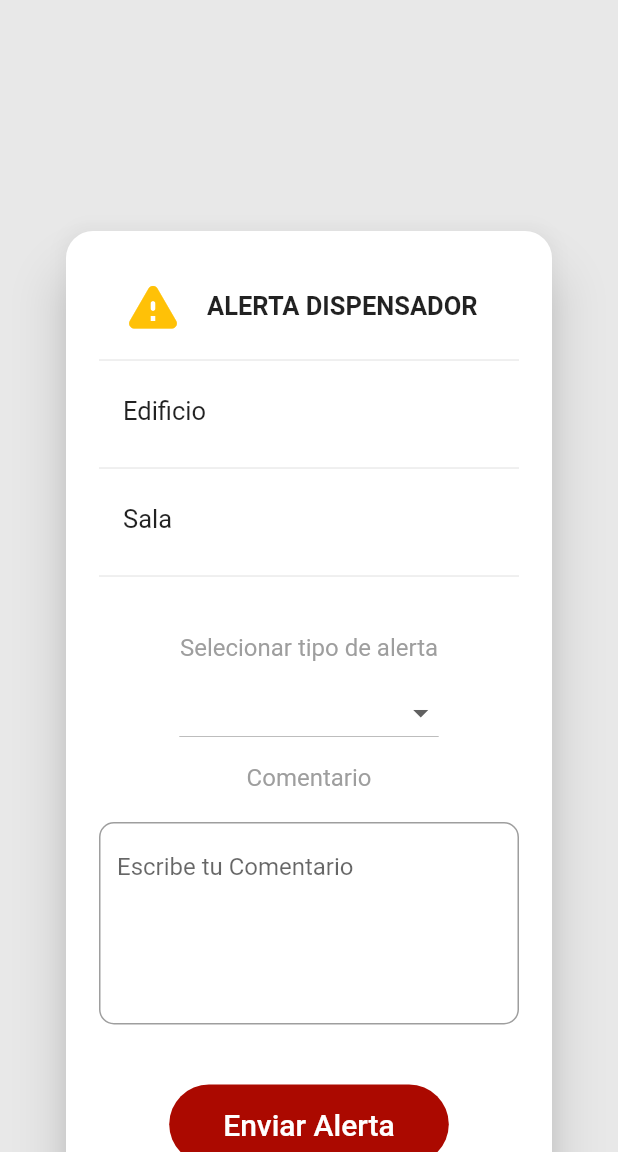
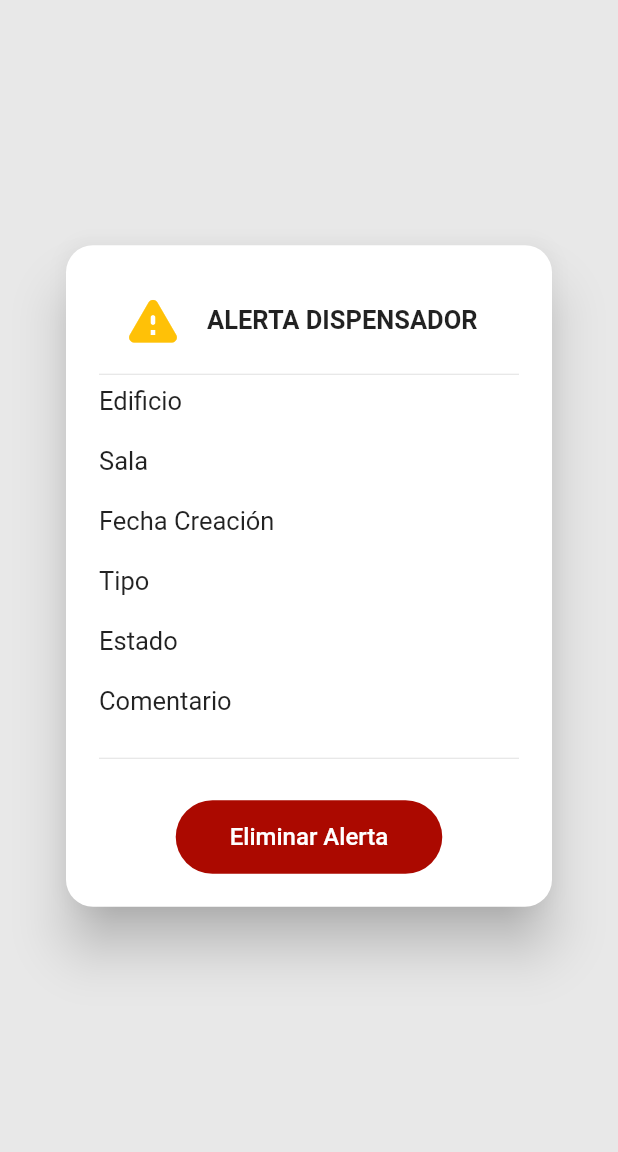
Before and after one commit to Thomasrb26/alcoholgel, a Flutter app: the _AlertaInfo screen opened directly with empty values, on a phone screen of 412 x 824 dp, the part 84-1236 px from its top. Run offline on Flutter 3.47's test engine with Material 2 defaults, Android fonts, the phone set to English and light mode, and no system bars; missing offline and left inert: barcode_scan; network calls fail.

Commit message:
Vista de Informacion alerta existente

```diff
--- a/lib/import.dart
+++ b/lib/import.dart
@@ -7,3 +7,4 @@ export 'package:flutter_application_1/screens/usuario/usuario.dart';
 export 'package:flutter_application_1/services/services.dart';
 export 'package:flutter_application_1/themes/app_theme.dart';
 export 'package:provider/provider.dart';
+import 'package:flutter_application_1/screens/usuario/alerta_info_existente.dart';
--- a/lib/main.dart
+++ b/lib/main.dart
@@ -1,5 +1,6 @@
 import 'package:flutter/material.dart';
 import 'package:flutter_application_1/import.dart';
+import 'package:flutter_application_1/screens/usuario/alerta_info_existente.dart';
 
 
 void main() {
@@ -43,6 +44,7 @@ class MyApp extends StatelessWidget {
         'loginUsuario': ((context) => const LoginUsuario()),
         'loginFun': ((context) => const LoginFuncionario()),
         'home':(context) => const MisAlertasScreen(),
+        'alertaExistente':(context) => const AlertaInfoExistenteScreen(),
       },
 
       );
--- a/lib/models/alerta.dart
+++ b/lib/models/alerta.dart
@@ -54,4 +54,15 @@ class Alertas {
     "sala": sala,
     "tipoAlerta": tipoAlerta,
   };
+
+  Alertas copia() => Alertas(
+    activa: activa,
+    comentario: comentario,
+    creadoPor: creadoPor,
+    edificio: edificio,
+    encargado: encargado,
+    estado: estado,
+    fechaCreacion: fechaCreacion,
+    sala: sala,
+    tipoAlerta: tipoAlerta);
 }
--- a/lib/providers/alerta_form_provider.dart
+++ b/lib/providers/alerta_form_provider.dart
@@ -4,7 +4,7 @@ import 'package:flutter_application_1/models/alerta.dart';
 class AlertaFormProvider extends ChangeNotifier {
 
   // Mantener referencia del formulario de alertas
-  GlobalKey<FormState> formKey = new GlobalKey<FormState>();
+  GlobalKey<FormState> formKey = GlobalKey<FormState>();
 
   //Instanciar una alerta
   Alertas alerta;
@@ -13,12 +13,12 @@ class AlertaFormProvider extends ChangeNotifier {
   AlertaFormProvider(this.alerta);
 
   bool isvalidForm() {
-    print(alerta.edificio);
-    print(alerta.sala);
-    print(alerta.fechaCreacion);
-    print(alerta.tipoAlerta);
-    print(alerta.comentario);
-    print(alerta.estado);
+    // print(alerta.edificio);
+    // print(alerta.sala);
+    // print(alerta.fechaCreacion);
+    // print(alerta.tipoAlerta);
+    // print(alerta.comentario);
+    // print(alerta.estado);
     return formKey.currentState?.validate() ?? false;
   }
 
--- a/lib/screens/usuario/alerta_info.dart
+++ b/lib/screens/usuario/alerta_info_existente.dart
@@ -1,44 +1,23 @@
-
 import 'package:flutter/material.dart';
 import 'package:flutter_application_1/models/alerta.dart';
 import 'package:flutter_application_1/providers/alerta_form_provider.dart';
 import 'package:flutter_application_1/screens/usuario/info_alerta/input_comentario.dart';
 import 'package:flutter_application_1/screens/usuario/info_alerta/select_tipo_data.dart';
 import 'package:flutter_application_1/services/alerta_service.dart';
-import 'package:flutter_application_1/utils/qrscan.dart';
 import 'package:provider/provider.dart';
 
-/// Vista de informacion de una alerta luego de escanear el codigo QR del dispensador.
-/// En esta vista es posible elegir parametros para la alerta y luego enviarla hacia
-/// la base de datos de Firebase.
-class AlertaInfoScreen extends StatelessWidget {
+class AlertaInfoExistenteScreen extends StatelessWidget {
 
-  const AlertaInfoScreen({Key? key }) : super(key: key);
+  const AlertaInfoExistenteScreen({Key? key}) : super(key: key);
 
   @override
   Widget build(BuildContext context) {
+   final alertaService = Provider.of<AlertaService>(context);
 
-    final alertaService = Provider.of<AlertaService>(context);
-
-    String getDate() {
-      final now = DateTime.now();
-      return "${now.day}-${now.month}-${now.year}";
-    }
     // Creamos mediante el provider una instancia de alerta.
     return ChangeNotifierProvider(
       create: (_) => AlertaFormProvider(
-        // Creacion de una instancia de alerta.
-        Alertas(
-          activa: true,
-          creadoPor: "user",
-          edificio: QrScan.jsonBarCode['edificio'],
-          encargado: '',
-          estado: "pendiente",
-          fechaCreacion:getDate(),
-          sala:  QrScan.jsonBarCode['sala'],
-          comentario: '',
-          tipoAlerta: 'Falta Alcohol'
-        )
+        alertaService.alertaSeleccionada
       ),
 
       // Luego de crear el provider con la alerta se la enviamos a la vista.
@@ -58,8 +37,11 @@ class _AlertaInfo extends StatelessWidget {
 
   @override
   Widget build(BuildContext context) {
+
     final alertaForm = Provider.of<AlertaFormProvider>(context);
+
     final alerta = alertaForm.alerta;
+
     return Scaffold(
       key: alertaForm.formKey,
       resizeToAvoidBottomInset: false,
@@ -92,49 +74,9 @@ class _AlertaInfo extends StatelessWidget {
                       ),
                     ),
                     const Divider(),
-                    ListTile(
-                      leading: const Text('Edificio',
-                      style: TextStyle(fontSize: 17),
-
-                      ),
-                      trailing: Text(alerta.edificio,
-                      style: const TextStyle(fontSize: 17, color: Colors.grey),
-                      ),
-                    ),
+                    TablaInfo(alerta:alerta),
                     const Divider(),
-                    ListTile(
-                      leading: const Text('Sala',
-                      style: TextStyle(fontSize: 17),
-                      ),
-                      trailing: Text(alerta.sala,
-                      style: const TextStyle(fontSize: 17, color: Colors.grey),
-                      ),
-                    ),
-                    const Divider(),
-                    const SizedBox(height: 30,),
-                    const Text('Selecionar tipo de alerta',
-                      style: TextStyle(
-                        fontSize: 16,
-                        color: Colors.grey
-                      ),
-                    ),
-                    const SizedBox(height: 10,),
-                    const SelectTipoAlerta(),
-                    const SizedBox(height: 10,),
-                    const Text('Comentario',
-                      style: TextStyle(
-                        fontSize: 16,
-                        color: Colors.grey
-                      ),
-                    ),
                     const SizedBox(height: 20,),
-                    const InputComentario(
-                      // labelText: 'Comentario',
-                      hintText: 'Escribe tu Comentario',
-                      formProperty: 'comentario',
-                      // formValues: formValues
-                    ),
-                    const SizedBox(height: 40,),
                     ElevatedButton(
                       // onPressed:enviarAlertaDb,
                       onPressed: () async {
@@ -144,8 +86,8 @@ class _AlertaInfo extends StatelessWidget {
                       child: const Padding(
                         padding: EdgeInsets.symmetric(horizontal: 20, vertical: 15),
                         child: Text(
-                          'Enviar Alerta',
-                          style: TextStyle(fontSize: 20),
+                          'Eliminar Alerta',
+                          style: TextStyle(fontSize: 16),
                         ),
                       )
                     )
@@ -158,3 +100,81 @@ class _AlertaInfo extends StatelessWidget {
     );
   }
 }
+
+class TablaInfo extends StatelessWidget {
+
+  final Alertas alerta;
+
+  const TablaInfo({
+    Key? key, required this.alerta,
+  }) : super(key: key);
+
+  @override
+  Widget build(BuildContext context) {
+    return Table(
+      border: TableBorder.symmetric(),
+      children: [
+        TableRow(
+          children: [
+            Container(padding: const EdgeInsets.only(bottom: 20),
+              child: const Text('Edificio', style: TextStyle(fontSize: 17))
+            ),
+            Container(padding: const EdgeInsets.only(bottom: 20),
+              child: Text(alerta.edificio,style: const TextStyle(fontSize: 17, color: Colors.grey))
+            )
+          ]
+        ),
+        TableRow(
+          children: [
+            Container(padding: const EdgeInsets.only(bottom: 20),
+              child: const Text('Sala', style: TextStyle(fontSize: 17))
+            ),
+            Container(padding: const EdgeInsets.only(bottom: 20),
+              child: Text(alerta.sala,style: const TextStyle(fontSize: 17, color: Colors.grey))
+            )
+          ]
+        ),
+        TableRow(
+          children: [
+            Container(padding: const EdgeInsets.only(bottom: 20),
+              child: const Text('Fecha Creación', style: TextStyle(fontSize: 17))
+            ),
+            Container(padding: const EdgeInsets.only(bottom: 20),
+              child: Text(alerta.fechaCreacion,style: const TextStyle(fontSize: 17, color: Colors.grey))
+            )
+          ]
+        ),
+        TableRow(
+          children: [
+            Container(padding: const EdgeInsets.only(bottom: 20),
+              child: const Text('Tipo', style: TextStyle(fontSize: 17))
+            ),
+            Container(padding: const EdgeInsets.only(bottom: 20),
+              child: Text(alerta.tipoAlerta,style: const TextStyle(fontSize: 17, color: Colors.grey))
+            )
+          ]
+        ),
+        TableRow(
+          children: [
+            Container(padding: const EdgeInsets.only(bottom: 20),
+              child: const Text('Estado', style: TextStyle(fontSize: 17))
+            ),
+            Container(padding: const EdgeInsets.only(bottom: 20),
+              child: Text(alerta.estado,style: const TextStyle(fontSize: 17, color: Colors.grey))
+            )
+          ]
+        ),
+        TableRow(
+          children: [
+            Container(padding: const EdgeInsets.only(bottom: 20),
+              child: const Text('Comentario', style: TextStyle(fontSize: 17))
+            ),
+            Container(padding: const EdgeInsets.only(bottom: 20),
+              child: Text(alerta.comentario,style: const TextStyle(fontSize: 17, color: Colors.grey))
+            )
+          ]
+        ),
+      ],
+    );
+  }
+}
--- a/lib/screens/usuario/usuario.dart
+++ b/lib/screens/usuario/usuario.dart
@@ -1,6 +1,6 @@
 /// Archivo de ayuda para la exportacion de componentes del usuario.
 
-export 'package:flutter_application_1/screens/usuario/alerta_info.dart';
+export 'package:flutter_application_1/screens/usuario/new_alerta_info.dart';
 export 'package:flutter_application_1/screens/usuario/mis_alertas_screen.dart';
 export 'package:flutter_application_1/screens/login/diseno_login.dart';
 export 'package:flutter_application_1/screens/login/card_login.dart';
--- a/lib/services/alerta_service.dart
+++ b/lib/services/alerta_service.dart
@@ -11,6 +11,8 @@ class AlertaService extends ChangeNotifier {
 
   final String _baseUrl = 'alcoholgel-app-utal-default-rtdb.firebaseio.com';
   final List<Alertas> alertas = [];
+
+  late Alertas alertaSeleccionada;
 
   bool isLoading = true;
   bool isSaving = false;
```
Also changed, not shown: lib/screens/usuario/mis_alertas_screen.dart (+10 -12 lines), lib/screens/usuario/new_alerta_info.dart (added, +162 -0 lines).
